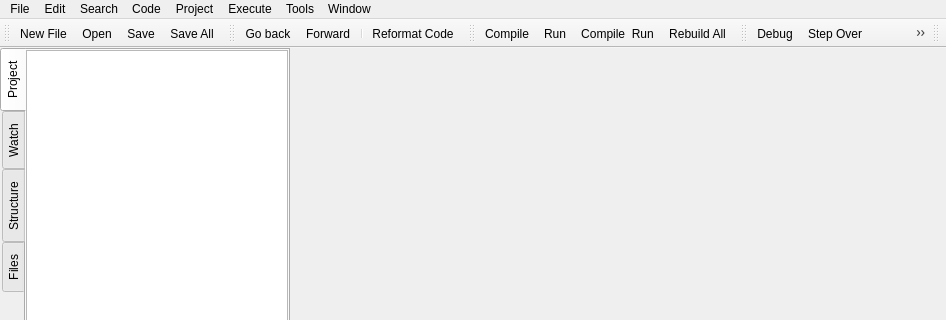
Before: the Qt Designer form RedPandaIDE/mainwindow.ui in royqh1979/RedPanda-CPP, drawn with Qt 5; both pictures show x 0 to 946 and y 0 to 320 of the 946 by 657 pixel window.
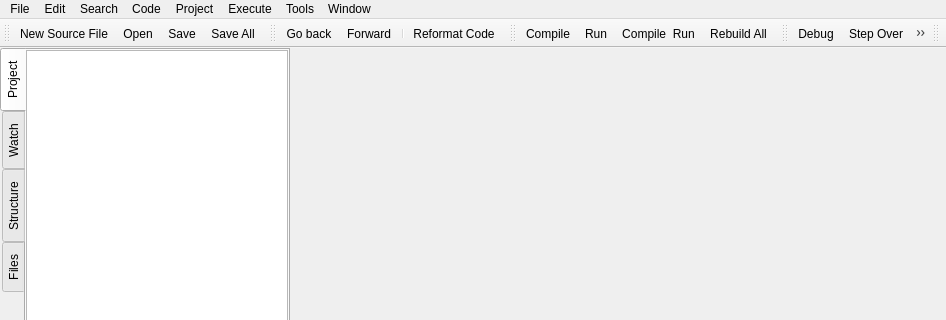
After: the same form once the commit is applied. Icons and pictures are not drawn. Custom widgets are drawn as their Qt base class.

The edit to the form file:
```diff
--- a/RedPandaIDE/mainwindow.ui
+++ b/RedPandaIDE/mainwindow.ui
@@ -991,7 +991,7 @@
     </iconset>
    </property>
    <property name="text">
-    <string>New File</string>
+    <string>New Source File</string>
    </property>
    <property name="toolTip">
     <string>New File</string>
```
Left out of the diff: 50 changed lines with no effect on the pictures.
